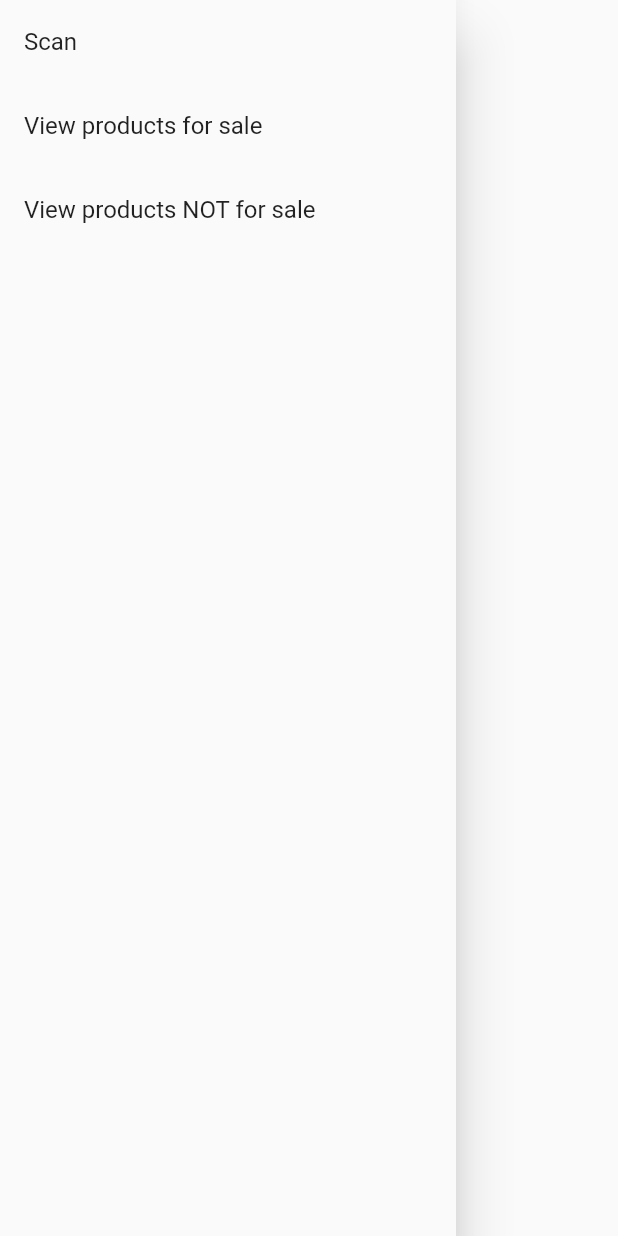
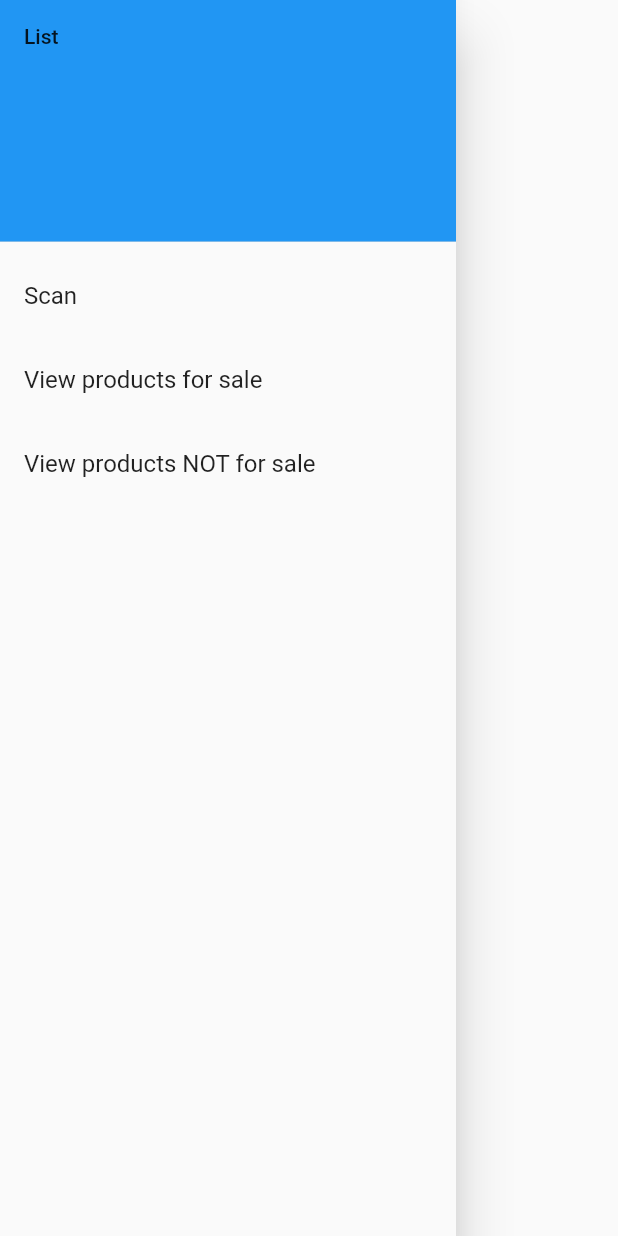
Before and after one commit to appKom/scibble, a Flutter app: the HamburgerMenu widget shown alone on an empty page, opened directly, on a phone screen of 412 x 824 dp. Run offline on Flutter 3.47's test engine with Material 2 defaults, Android fonts, the phone set to English and light mode, and no system bars; our stand-ins replace random_string; missing offline and left inert: dart:html, global_configuration; accounts and stored records are empty.

Commit message:
chore: add a list header (not sure if we want one, but I just put it there) and removed some padding. #5

```diff
--- a/lib/Components/hamburger.dart
+++ b/lib/Components/hamburger.dart
@@ -9,7 +9,14 @@ class HamburgerMenu extends StatelessWidget {
         // through the options in the drawer if there isn't enough vertical
         // space to fit everything.
       child: ListView(
+        padding: EdgeInsets.zero,
         children: <Widget>[
+          DrawerHeader(
+              child: Text('List'),
+              decoration: BoxDecoration(
+                color: Colors.blue
+              ),
+          ),
           ListTile(
             title: Text('Scan'),
             onTap: () {
```
